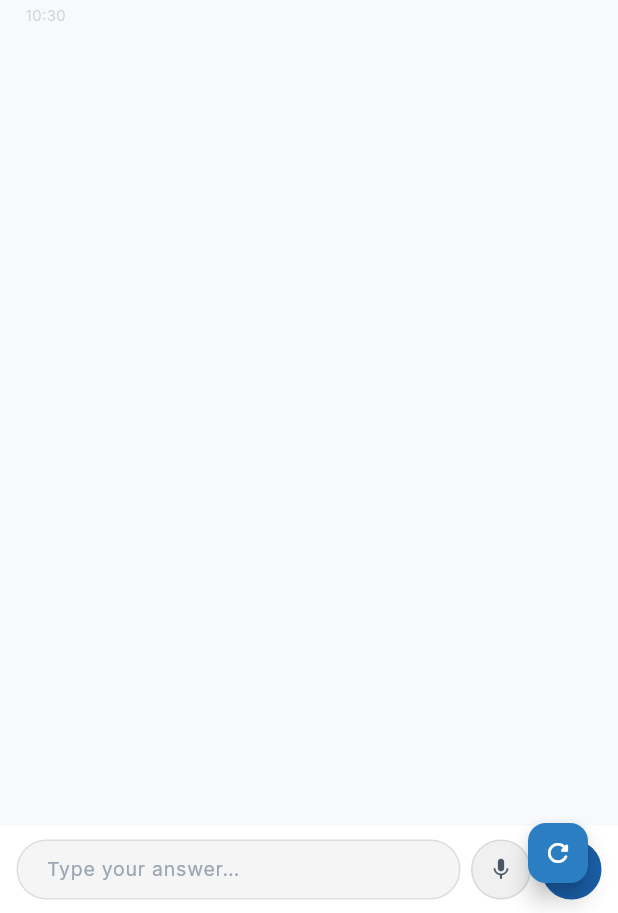
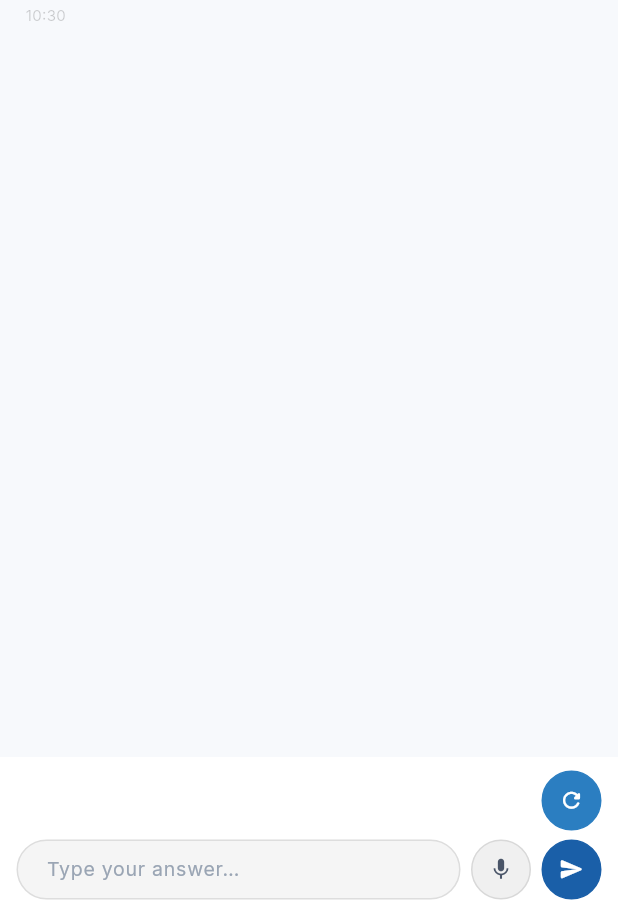
Before and after one commit to SamerGM/splitcheck, a Flutter app: the screen it shows after launch, on a phone screen of 412 x 824 dp, the part 323-1236 px from its top. Run offline on Flutter 3.47's test engine with Material 3 defaults, Android fonts, the phone set to English and light mode, and no system bars; drawn by our look-alikes of flutter_animate; our stand-ins replace flutter_riverpod, gap, google_fonts, hive_flutter, image_picker, share_plus and 1 more; missing offline and left inert: google_mlkit_text_recognition; accounts and stored records are empty.

Commit message:
Fix currency display, layout overflow in result card, typed input for chips

```diff
--- a/lib/core/utils/currency.dart
+++ b/lib/core/utils/currency.dart
@@ -1,3 +1,4 @@
 // lib/core/utils/currency.dart
-String fmtAmount(double amount, String currency) =>
-    '\$\${amount.toStringAsFixed(2)}';
+String fmtAmount(double amount, String currency) {
+  return '\$${amount.toStringAsFixed(2)}';
+}
--- a/lib/features/flow/chat_screen.dart
+++ b/lib/features/flow/chat_screen.dart
@@ -117,12 +117,7 @@ class _ChatScreenState extends ConsumerState<ChatScreen> {
     final showScan = step == FlowStep.items;
 
     return Scaffold(
-      floatingActionButton: FloatingActionButton.small(
-        onPressed: () => ref.read(chatProvider.notifier).reset(),
-        backgroundColor: isDark ? AppTheme.darkAccent : AppTheme.lightAccent,
-        tooltip: language == 'ar' ? 'فاتورة جديدة' : 'New bill',
-        child: const Icon(Icons.refresh_rounded, color: Colors.white, size: 20),
-      ),
+
       body: SafeArea(child: Column(children: [
         _TopBar(
           step: step,
@@ -153,6 +148,7 @@ class _ChatScreenState extends ConsumerState<ChatScreen> {
           ctrl: _ctrl, isRec: _isRec, liveText: _live,
           showScan: showScan,
           onSend: _send, onVoice: _toggleVoice, onScan: _pickImage,
+          onRestart: () => ref.read(chatProvider.notifier).reset(),
         ),
       ])),
     );
@@ -466,12 +462,12 @@ class _InputBar extends StatelessWidget {
   final TextEditingController ctrl;
   final bool isRec, showScan;
   final String liveText;
-  final VoidCallback onSend, onVoice, onScan;
+  final VoidCallback onSend, onVoice, onScan, onRestart;
 
   const _InputBar({
     required this.ctrl, required this.isRec, required this.liveText,
     required this.showScan, required this.onSend,
-    required this.onVoice, required this.onScan,
+    required this.onVoice, required this.onScan, required this.onRestart,
   });
 
   @override
@@ -559,9 +555,19 @@ class _InputBar extends StatelessWidget {
                 : borderColor,
           ),
           const Gap(7),
-          _IBtn(
-            onTap: onSend, icon: Icons.send_rounded,
-            color: Colors.white, bg: accentDark, border: accentDark,
+          Column(
+            mainAxisSize: MainAxisSize.min,
+            children: [
+              _IBtn(
+                onTap: onRestart, icon: Icons.refresh_rounded,
+                color: Colors.white, bg: accentColor, border: accentColor,
+              ),
+              const Gap(6),
+              _IBtn(
+                onTap: onSend, icon: Icons.send_rounded,
+                color: Colors.white, bg: accentDark, border: accentDark,
+              ),
+            ],
           ),
         ]),
       ]),
```
Also changed, not shown: lib/features/flow/flow_controller.dart (+15 -0 lines), lib/features/result/result_card.dart (+6 -3 lines).
